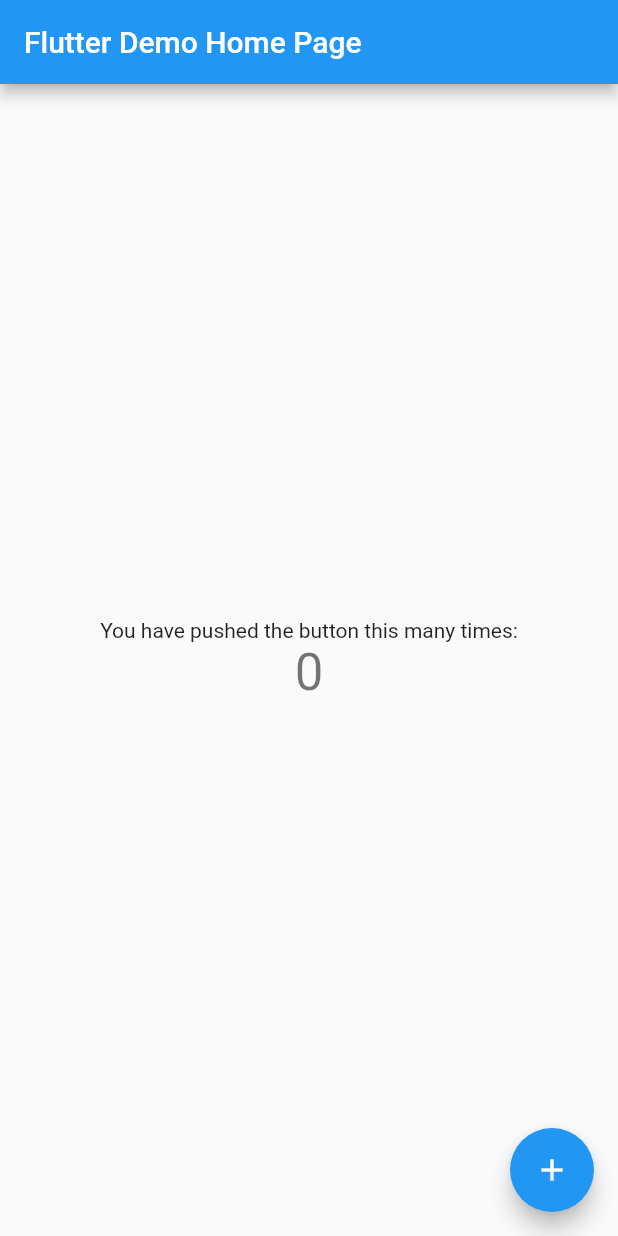
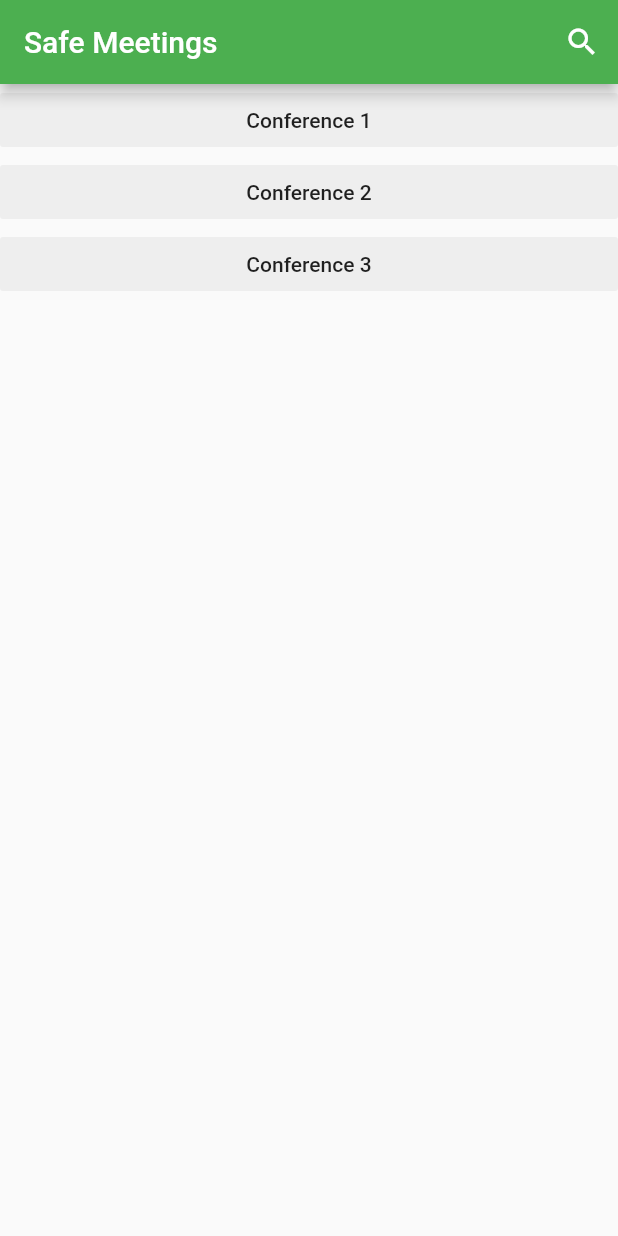
Before and after one commit to FEUP-ESOF-2020-21/open-cx-t2g2-teamnamenotfound, a Flutter app: the screen it shows after launch, on a phone screen of 412 x 824 dp. Run offline on Flutter 3.47's test engine with Material 2 defaults, Android fonts, the light colour scheme and no system bars.

Commit message:
Fiz um esboco inicial para a app

```diff
--- a/safe_meetings/lib/main.dart
+++ b/safe_meetings/lib/main.dart
@@ -1,4 +1,5 @@
 import 'package:flutter/material.dart';
+import 'package:safe_meetings/screens/home.dart';
 
 void main() {
   runApp(MyApp());
@@ -9,109 +10,7 @@
   @override
   Widget build(BuildContext context) {
     return MaterialApp(
-      title: 'Flutter Demo',
-      theme: ThemeData(
-        // This is the theme of your application.
-        //
-        // Try running your application with "flutter run". You'll see the
-        // application has a blue toolbar. Then, without quitting the app, try
-        // changing the primarySwatch below to Colors.green and then invoke
-        // "hot reload" (press "r" in the console where you ran "flutter run",
-        // or simply save your changes to "hot reload" in a Flutter IDE).
-        // Notice that the counter didn't reset back to zero; the application
-        // is not restarted.
-        primarySwatch: Colors.blue,
-        // This makes the visual density adapt to the platform that you run
-        // the app on. For desktop platforms, the controls will be smaller and
-        // closer together (more dense) than on mobile platforms.
-        visualDensity: VisualDensity.adaptivePlatformDensity,
-      ),
-      home: MyHomePage(title: 'Flutter Demo Home Page'),
+      home: Home(),
     );
   }
 }
-
-class MyHomePage extends StatefulWidget {
-  MyHomePage({Key key, this.title}) : super(key: key);
-
-  // This widget is the home page of your application. It is stateful, meaning
-  // that it has a State object (defined below) that contains fields that affect
-  // how it looks.
-
-  // This class is the configuration for the state. It holds the values (in this
-  // case the title) provided by the parent (in this case the App widget) and
-  // used by the build method of the State. Fields in a Widget subclass are
-  // always marked "final".
-
-  final String title;
-
-  @override
-  _MyHomePageState createState() => _MyHomePageState();
-}
-
-class _MyHomePageState extends State<MyHomePage> {
-  int _counter = 0;
-
-  void _incrementCounter() {
-    setState(() {
-      // This call to setState tells the Flutter framework that something has
-      // changed in this State, which causes it to rerun the build method below
-      // so that the display can reflect the updated values. If we changed
-      // _counter without calling setState(), then the build method would not be
-      // called again, and so nothing would appear to happen.
-      _counter++;
-    });
-  }
-
-  @override
-  Widget build(BuildContext context) {
-    // This method is rerun every time setState is called, for instance as done
-    // by the _incrementCounter method above.
-    //
-    // The Flutter framework has been optimized to make rerunning build methods
-    // fast, so that you can just rebuild anything that needs updating rather
-    // than having to individually change instances of widgets.
-    return Scaffold(
-      appBar: AppBar(
-        // Here we take the value from the MyHomePage object that was created by
-        // the App.build method, and use it to set our appbar title.
-        title: Text(widget.title),
-      ),
-      body: Center(
-        // Center is a layout widget. It takes a single child and positions it
-        // in the middle of the parent.
-        child: Column(
-          // Column is also a layout widget. It takes a list of children and
-          // arranges them vertically. By default, it sizes itself to fit its
-          // children horizontally, and tries to be as tall as its parent.
-          //
-          // Invoke "debug painting" (press "p" in the console, choose the
-          // "Toggle Debug Paint" action from the Flutter Inspector in Android
-          // Studio, or the "Toggle Debug Paint" command in Visual Studio Code)
-          // to see the wireframe for each widget.
-          //
-          // Column has various properties to control how it sizes itself and
-          // how it positions its children. Here we use mainAxisAlignment to
-          // center the children vertically; the main axis here is the vertical
-          // axis because Columns are vertical (the cross axis would be
-          // horizontal).
-          mainAxisAlignment: MainAxisAlignment.center,
-          children: <Widget>[
-            Text(
-              'You have pushed the button this many times:',
-            ),
-            Text(
-              '$_counter',
-              style: Theme.of(context).textTheme.headline4,
-            ),
-          ],
-        ),
-      ),
-      floatingActionButton: FloatingActionButton(
-        onPressed: _incrementCounter,
-        tooltip: 'Increment',
-        child: Icon(Icons.add),
-      ), // This trailing comma makes auto-formatting nicer for build methods.
-    );
-  }
-}
--- /dev/null
+++ b/safe_meetings/lib/screens/home.dart
@@ -0,0 +1,40 @@
+import 'package:flutter/material.dart';
+
+class Home extends StatelessWidget {
+  @override
+  Widget build(BuildContext context) {
+    return Scaffold(
+      appBar: AppBar(
+        title: Text('Safe Meetings'),
+        backgroundColor: Colors.green,
+        actions: [
+          IconButton(
+            icon: Icon(Icons.search),
+            color: Colors.white,
+            onPressed: (){} // it should open the serach menu
+            )
+            ],
+      ),
+      body: Column(
+        mainAxisAlignment: MainAxisAlignment.start,
+        children: [
+          FlatButton(
+            onPressed: () {},
+            child: Center(child: Text('Conference 1')),
+            color: Colors.grey[200],
+            ),
+            FlatButton(
+            onPressed: () {},
+            child: Center(child: Text('Conference 2')),
+            color: Colors.grey[200],
+            ),
+            FlatButton(
+            onPressed: () {},
+            child: Center(child: Text('Conference 3')),
+            color: Colors.grey[200],
+            )
+        ],
+        ),
+    );
+  }
+}
--- /dev/null
+++ b/safe_meetings/lib/screens/loading.dart
@@ -0,0 +1,15 @@
+import 'package:flutter/material.dart';
+
+class Loading extends StatefulWidget {
+  @override
+  _LoadingState createState() => _LoadingState();
+}
+
+class _LoadingState extends State<Loading> {
+  @override
+  Widget build(BuildContext context) {
+    return Container(
+
+    );
+  }
+}
```
